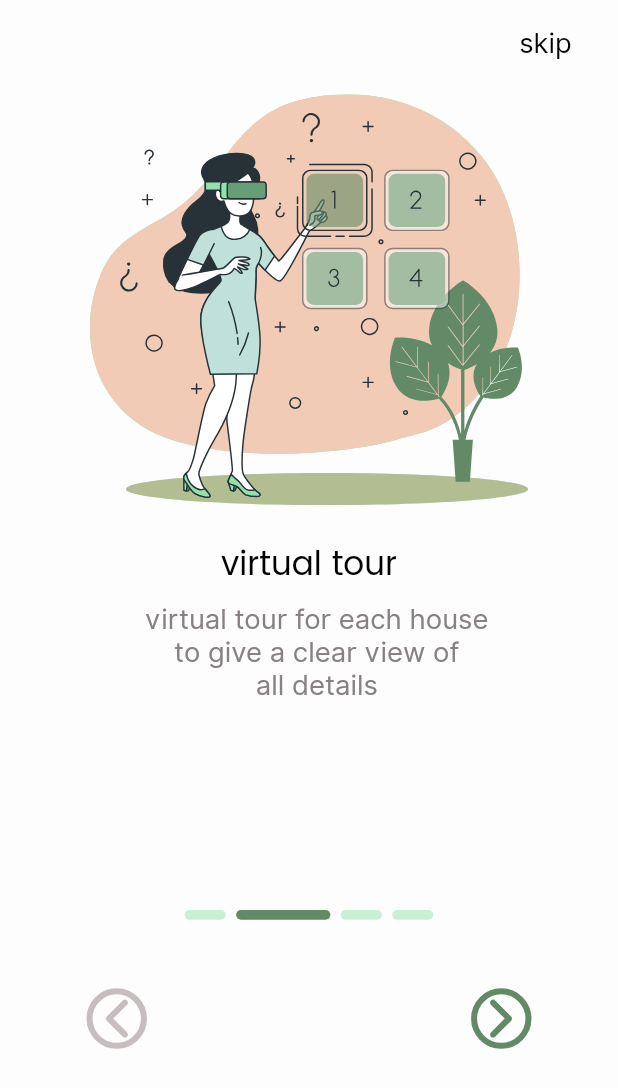
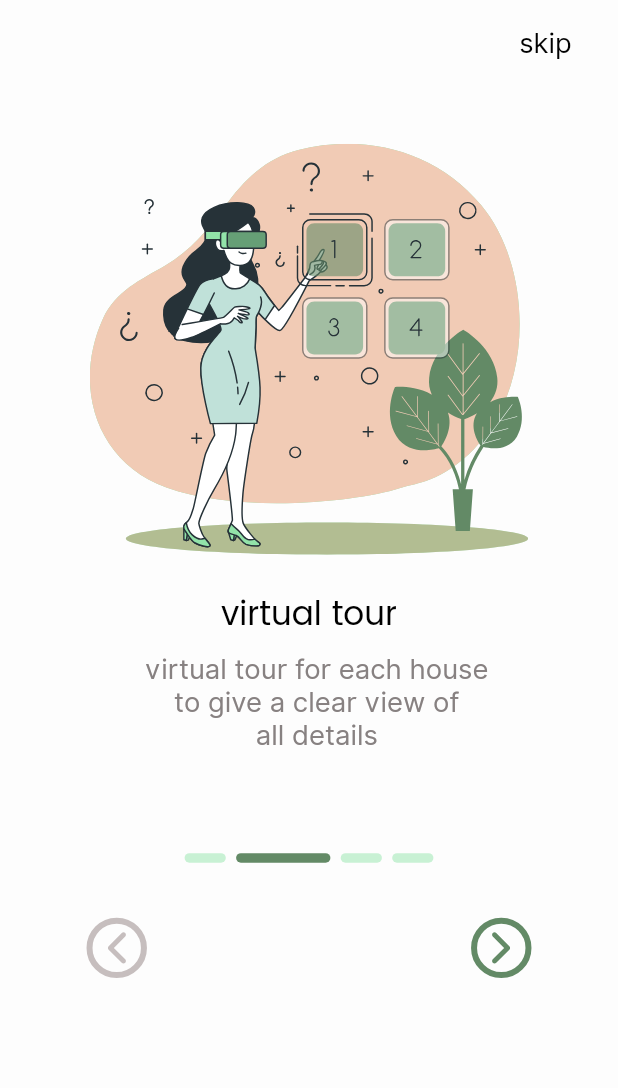
Before and after one commit to ahmedgaad/WEVR, a Flutter app: the screen it shows after launch, swiped to page 2, on a phone screen of 412 x 824 dp. Shown: the top 1088 px of the screen. Run offline on Flutter 3.47's test engine with Material 2 defaults, Android fonts, the phone set to English and light mode, and no system bars; drawn by our look-alikes of smooth_page_indicator; our stand-ins replace bloc, conditional_builder_null_safety, dio, flutter_screenutil, flutter_svg, shared_preferences.

Commit message:
onBorading responsive

```diff
--- a/lib/modules/onboarding/onboarding_view.dart
+++ b/lib/modules/onboarding/onboarding_view.dart
@@ -95,9 +95,8 @@ class _OnBoardingViewState extends State<OnBoardingView> {
         ),
         child: Column(
           children: [
-            SizedBox(
-              width: MediaQuery.of(context).size.width,
-              height: MediaQuery.of(context).size.height *0.66,
+            Expanded(
+              flex: 2,
               child: PageView.builder(
                 physics: const BouncingScrollPhysics(),
                 controller: _pageController,
@@ -119,7 +118,12 @@ class _OnBoardingViewState extends State<OnBoardingView> {
                 itemBuilder: (context, index) => itemSlider(_list[index]),
               ),
             ),
-            Column(
+            SizedBox(
+              height: AppSize.s10.h,
+            ),
+            Expanded(
+              child: SingleChildScrollView(
+                child: Column(
                   children: [
                     SmoothPageIndicator(
                       controller: _pageController,
@@ -130,7 +134,6 @@ class _OnBoardingViewState extends State<OnBoardingView> {
                         dotWidth: AppSize.s24.w,
                         expansionFactor: AppSize.s2.w,
                         spacing: AppSize.s6.w,
-
                       ),
                       count: _list.length,
                     ),
@@ -140,9 +143,10 @@ class _OnBoardingViewState extends State<OnBoardingView> {
                           condition: currentIndex > 0,
                           builder: (BuildContext context) {
                             return Padding(
-                          padding: EdgeInsets.all
+                              padding: EdgeInsets.symmetric
                                 (
-                              PaddingSize.p40.w
+                                horizontal: AppSize.s40.w,
+                                vertical: AppSize.s40.h,
                               ),
                               child: GestureDetector(
                                 onTap: (){
@@ -163,11 +167,17 @@ class _OnBoardingViewState extends State<OnBoardingView> {
                                         width: AppSize.s4,
                                       )
                                   ),
+                                  child: Padding(
+                                    padding: EdgeInsets.symmetric(
+                                      horizontal: AppSize.s6.w,
+                                      vertical: AppSize.s6.h,
+                                    ),
                                     child: SvgPicture.asset(ImagesAssetsManager.leftArrowIc,
                                       color: ColorManager.lightGrey,
                                       fit: BoxFit.scaleDown,
                                       height: AppSize.s25_33.h,
                                       width: AppSize.s14_67.w,
+                                    ),
                                   ),
                                 ),
                               ),
@@ -179,8 +189,9 @@ class _OnBoardingViewState extends State<OnBoardingView> {
                         ),
                         const Spacer(),
                         Padding(
-                      padding: EdgeInsets.all(
-                          PaddingSize.p40.w
+                          padding: EdgeInsets.symmetric(
+                              horizontal: AppSize.s40.w,
+                              vertical: AppSize.s40.h,
                           ),
                           child: GestureDetector(
                             onTap: (){
@@ -204,7 +215,12 @@ class _OnBoardingViewState extends State<OnBoardingView> {
                                   width: AppSize.s4,
                                 ),
                               ),
-                          child: SvgPicture.asset(ImagesAssetsManager.rightArrowIc,
+                              child: Padding(
+                                padding: EdgeInsets.symmetric(
+                                  horizontal: AppSize.s6.w,
+                                  vertical: AppSize.s6.h,
+                                ),
+                                child: SvgPicture.asset( ImagesAssetsManager.rightArrowIc,
                                   fit: BoxFit.scaleDown,
                                   height: AppSize.s25_33.h,
                                   width: AppSize.s14_67.w,
@@ -212,9 +228,12 @@ class _OnBoardingViewState extends State<OnBoardingView> {
                               ),
                             ),
                           ),
+                        ),
                       ],
                     ),
                   ],
+                ),
+              ),
             ),
             // Column(
             //   children: [
@@ -245,9 +264,9 @@ class _OnBoardingViewState extends State<OnBoardingView> {
     child: Column(
       mainAxisAlignment: MainAxisAlignment.start,
       children: [
-        // SizedBox(
-        //   height: AppSize.s36.h,
-        // ),
+        SizedBox(
+          height: AppSize.s36.h,
+        ),
         SvgPicture.asset(
           object.image,
           height: AppSize.s300.h,
--- a/lib/shared/managers/values_manager.dart
+++ b/lib/shared/managers/values_manager.dart
@@ -56,6 +56,7 @@ class AppSize {
   static const double s25_33 = 25.33;
   static const double s30 = 30.0;
   static const double s36 = 36.0;
+  static const double s40 = 40.0;
   static const double s44 = 44.0;
   static const double s50 = 50.0;
   static const double s56 = 56.0;
```
Lines whose indentation alone changed are shown as unchanged.
